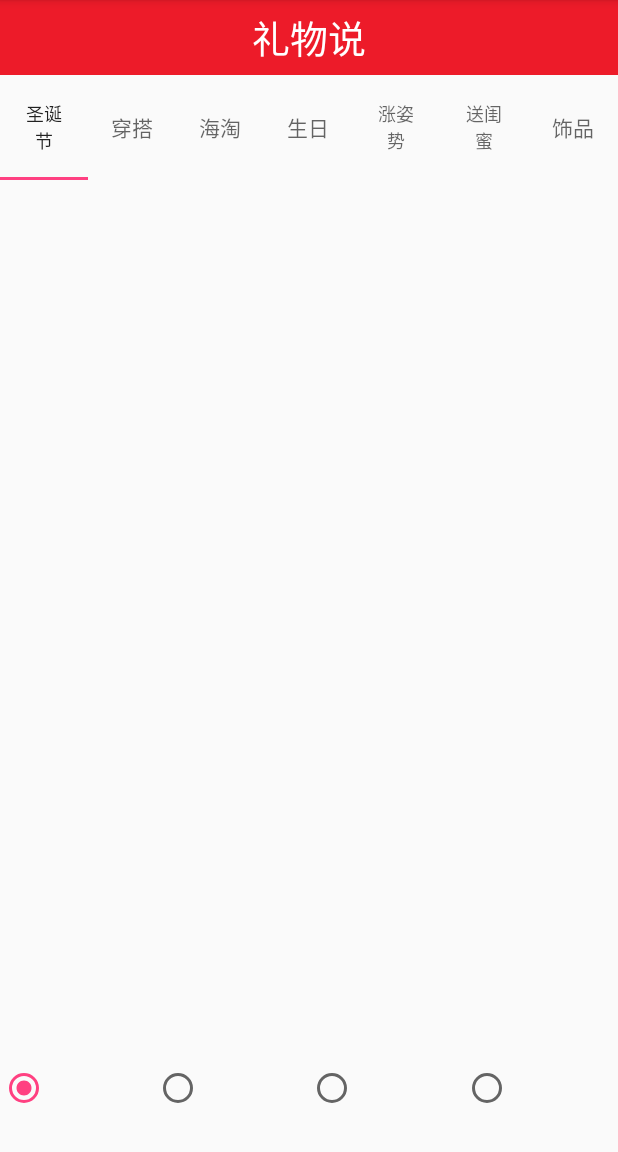
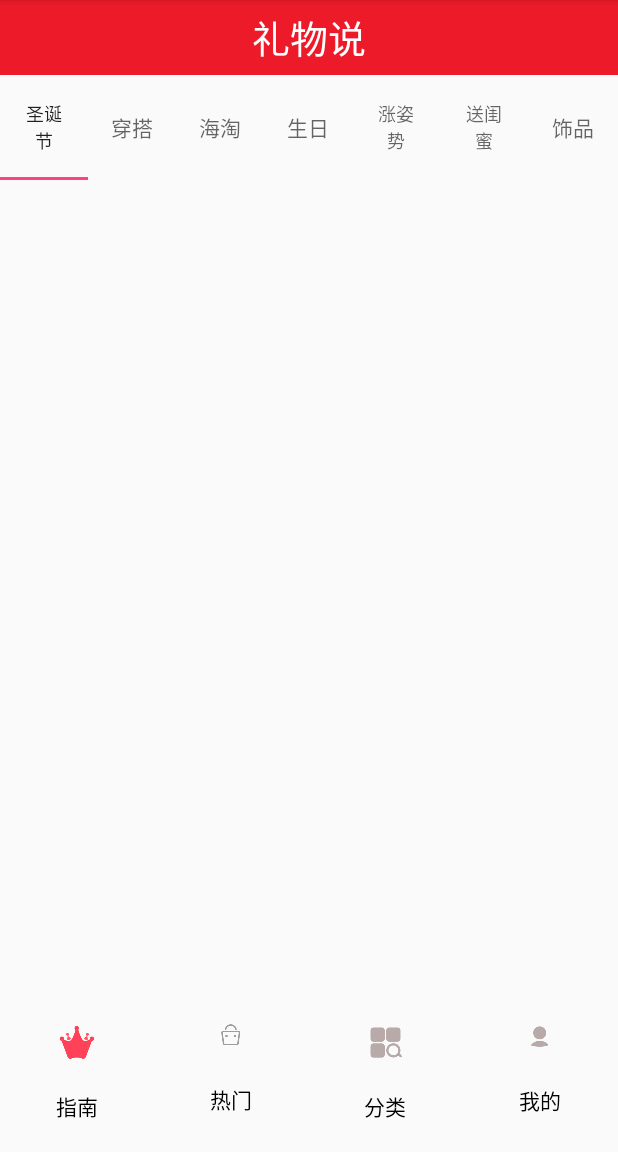
Before and after one commit to JiazhiqiangGitHub/Gift, an Android app: the screen it shows after launch (MainActivity), on a phone screen of 412 x 824 dp, the part 84-1236 px from its top. Run offline under Robolectric (Android 15) with nearby library versions, the phone set to English and light mode, and no system bars.

Commit message:
自定义RadioButton

```diff
--- a/app/src/main/java/lanou/gift/main/startActivity.java
+++ b/app/src/main/java/lanou/gift/main/startActivity.java
@@ -18,6 +18,7 @@ public class startActivity extends BaseActivity{
     private boolean actived = true;
     @Override
     protected int getLayout() {
+        //布局文件中 注册以及调换activity的位置
         return R.layout.activity_start;
     }
 
@@ -30,6 +31,7 @@ public class startActivity extends BaseActivity{
 
     @Override
     protected void initData() {
+        //计时器
         intent = new Intent(startActivity.this,MainActivity.class);
         CountDownTimer countDownTimer = new CountDownTimer(6000,1000) {
             @Override
--- /dev/null
+++ b/app/src/main/res/drawable/class_botton.xml
@@ -0,0 +1,6 @@
+<?xml version="1.0" encoding="utf-8"?>
+<selector xmlns:android="http://schemas.android.com/apk/res/android">
+    <item android:drawable="@mipmap/class_on"
+        android:state_checked="true"/>
+    <item android:drawable="@mipmap/class_off"/>
+</selector>
--- /dev/null
+++ b/app/src/main/res/drawable/guide_button.xml
@@ -0,0 +1,9 @@
+<?xml version="1.0" encoding="utf-8"?>
+<selector xmlns:android="http://schemas.android.com/apk/res/android">
+
+
+    <item android:drawable="@mipmap/guide_on"
+        android:state_checked="true"/>
+    <item android:drawable="@mipmap/guide_off"/>
+
+</selector>
--- /dev/null
+++ b/app/src/main/res/drawable/hot_botton.xml
@@ -0,0 +1,6 @@
+<?xml version="1.0" encoding="utf-8"?>
+<selector xmlns:android="http://schemas.android.com/apk/res/android">
+    <item android:drawable="@mipmap/hot_on"
+        android:state_checked="true"/>
+    <item android:drawable="@mipmap/hot_off"/>
+</selector>
--- /dev/null
+++ b/app/src/main/res/drawable/mine_botton.xml
@@ -0,0 +1,6 @@
+<?xml version="1.0" encoding="utf-8"?>
+<selector xmlns:android="http://schemas.android.com/apk/res/android">
+    <item android:drawable="@mipmap/mine_on"
+        android:state_checked="true"/>
+    <item android:drawable="@mipmap/mine_off"/>
+</selector>
--- a/app/src/main/res/layout/activity_main.xml
+++ b/app/src/main/res/layout/activity_main.xml
@@ -22,29 +22,48 @@
      android:layout_height="0dp"
      android:layout_weight="1"
      android:orientation="horizontal">
+
      <RadioButton
      android:layout_width="0dp"
      android:layout_height="match_parent"
      android:layout_weight="1"
-         android:id="@+id/btn_main_guide"
+     android:button="@null"
+     android:gravity="center"
+     android:id="@+id/btn_main_guide"
+     android:text="指南"
+     android:drawableTop="@drawable/guide_button"
+     />
      />
      <RadioButton
          android:layout_width="0dp"
          android:layout_height="match_parent"
          android:layout_weight="1"
+         android:button="@null"
+         android:gravity="center"
          android:id="@+id/btn_main_hot"
+         android:text="热门"
+         android:drawableTop="@drawable/hot_botton"
          />
      <RadioButton
          android:layout_width="0dp"
          android:layout_height="match_parent"
          android:layout_weight="1"
+         android:button="@null"
+         android:gravity="center"
          android:id="@+id/btn_main_class"
+         android:text="分类"
+         android:drawableTop="@drawable/class_botton"
+
          />
      <RadioButton
          android:layout_width="0dp"
          android:layout_height="match_parent"
          android:layout_weight="1"
+         android:button="@null"
+         android:gravity="center"
          android:id="@+id/btn_main_mine"
+         android:text="我的"
+         android:drawableTop="@drawable/mine_botton"
          />
  </LinearLayout>
 
```
